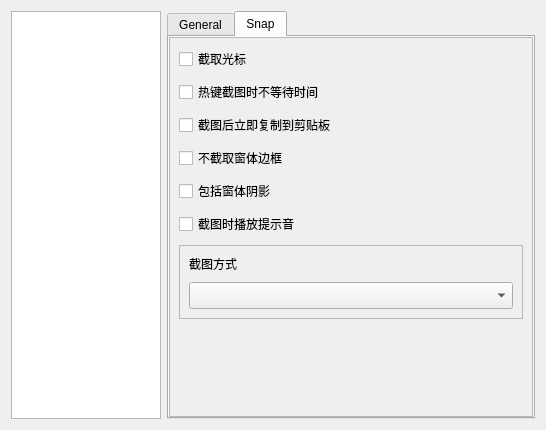
Old version of the form SmartScreenSnapper/settingdialog.ui in the repository SkyD666/SmartScreenSnapper.
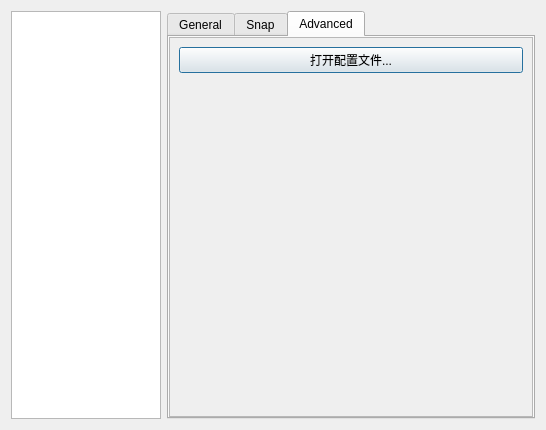
New version of the form. Icons and pictures are not drawn.

```diff
--- a/SmartScreenSnapper/settingdialog.ui
+++ b/SmartScreenSnapper/settingdialog.ui
@@ -33,7 +33,7 @@
    <item>
     <widget class="QTabWidget" name="tabWidgetSetting">
      <property name="currentIndex">
-      <number>1</number>
+      <number>2</number>
      </property>
      <property name="tabBarAutoHide">
       <bool>false</bool>
@@ -608,6 +608,79 @@
        </item>
       </layout>
      </widget>
+     <widget class="QWidget" name="tab">
+      <attribute name="title">
+       <string>Advanced</string>
+      </attribute>
+      <layout class="QHBoxLayout" name="horizontalLayout_6">
+       <property name="leftMargin">
+        <number>0</number>
+       </property>
+       <property name="topMargin">
+        <number>0</number>
+       </property>
+       <property name="rightMargin">
+        <number>0</number>
+       </property>
+       <property name="bottomMargin">
+        <number>0</number>
+       </property>
+       <item>
+        <widget class="QScrollArea" name="scrollAreaGeneral_3">
+         <property name="widgetResizable">
+          <bool>true</bool>
+         </property>
+         <widget class="QWidget" name="scrollAreaWidgetContents_3">
+          <property name="geometry">
+           <rect>
+            <x>0</x>
+            <y>0</y>
+            <width>364</width>
+            <height>385</height>
+           </rect>
+          </property>
+          <layout class="QVBoxLayout" name="verticalLayout_7">
+           <property name="spacing">
+            <number>9</number>
+           </property>
+           <property name="leftMargin">
+            <number>9</number>
+           </property>
+           <property name="topMargin">
+            <number>9</number>
+           </property>
+           <property name="rightMargin">
+            <number>9</number>
+           </property>
+           <property name="bottomMargin">
+            <number>9</number>
+           </property>
+           <item>
+            <widget class="QPushButton" name="pushButton">
+             <property name="text">
+              <string>打开配置文件...</string>
+             </property>
+            </widget>
+           </item>
+           <item>
+            <spacer name="verticalSpacer_3">
+             <property name="orientation">
+              <enum>Qt::Vertical</enum>
+             </property>
+             <property name="sizeHint" stdset="0">
+              <size>
+               <width>20</width>
+               <height>40</height>
+              </size>
+             </property>
+            </spacer>
+           </item>
+          </layout>
+         </widget>
+        </widget>
+       </item>
+      </layout>
+     </widget>
     </widget>
    </item>
   </layout>
```
Left out of the diff: 59 changed lines with no effect on the pictures.
